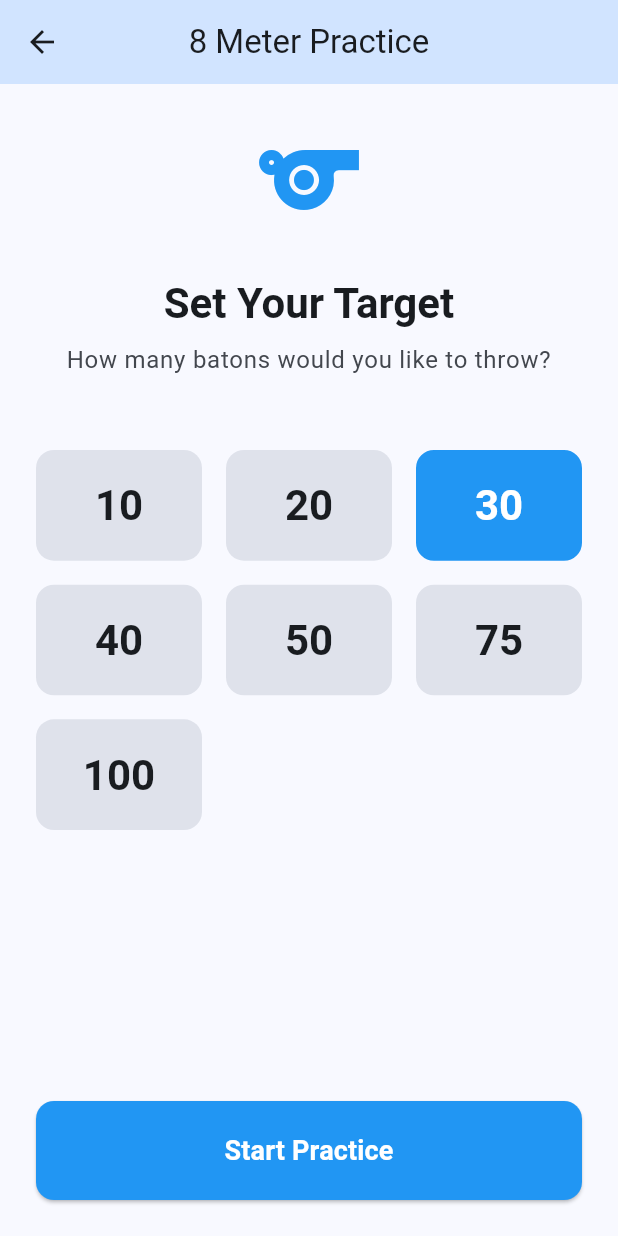
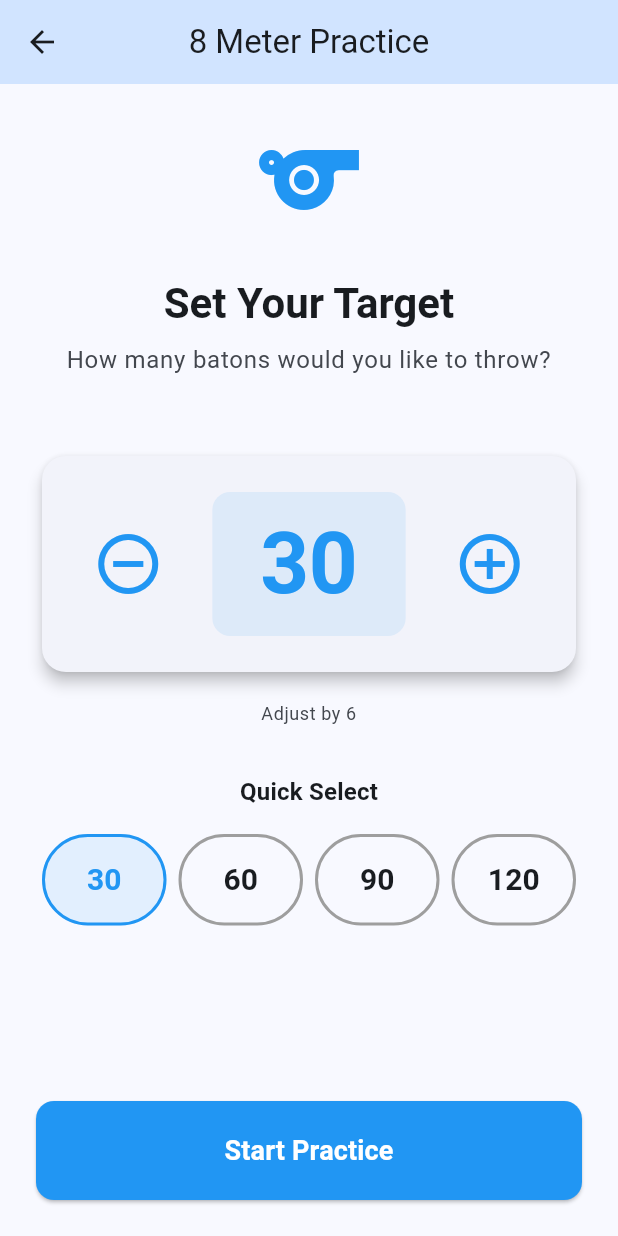
Before and after one commit to ST-Superman/KubbManager-Flutter, a Flutter app: the screen it shows after launch, after a tap on "8 Meter Practice", on a phone screen of 412 x 824 dp. Run offline on Flutter 3.47's test engine with Material 3 defaults, Android fonts, the phone set to English and light mode, and no system bars; our stand-ins replace shared_preferences, sqflite; accounts and stored records are empty.

Commit message:
Update target selection UI with +/- controls
- Changed from grid layout to large centered number display
- Added +/- buttons to adjust target by 6
- Updated preset buttons to 30, 60, 90, 120
- Minimum target is 6 (cannot go below)
- Cleaner, more intuitive UI

```diff
--- a/lib/views/eight_meter_training_view.dart
+++ b/lib/views/eight_meter_training_view.dart
@@ -84,7 +84,21 @@ class _TargetSelectionScreen extends StatefulWidget {
 class _TargetSelectionScreenState extends State<_TargetSelectionScreen> {
   int _selectedTarget = 30;
 
-  final List<int> _targetOptions = [10, 20, 30, 40, 50, 75, 100];
+  final List<int> _presetTargets = [30, 60, 90, 120];
+
+  void _decreaseTarget() {
+    setState(() {
+      if (_selectedTarget > 6) {
+        _selectedTarget -= 6;
+      }
+    });
+  }
+
+  void _increaseTarget() {
+    setState(() {
+      _selectedTarget += 6;
+    });
+  }
 
   @override
   Widget build(BuildContext context) {
@@ -118,55 +132,116 @@ class _TargetSelectionScreenState extends State<_TargetSelectionScreen> {
             ),
             const SizedBox(height: 48),
 
-            // Target selection grid
-            Expanded(
-              child: GridView.builder(
-                gridDelegate: const SliverGridDelegateWithFixedCrossAxisCount(
-                  crossAxisCount: 3,
-                  crossAxisSpacing: 16,
-                  mainAxisSpacing: 16,
-                  childAspectRatio: 1.5,
+            // Current target with +/- buttons
+            Card(
+              elevation: 4,
+              child: Padding(
+                padding: const EdgeInsets.all(24.0),
+                child: Row(
+                  mainAxisAlignment: MainAxisAlignment.center,
+                  children: [
+                    // Minus button
+                    IconButton(
+                      onPressed: _selectedTarget > 6 ? _decreaseTarget : null,
+                      icon: const Icon(Icons.remove_circle_outline),
+                      iconSize: 48,
+                      color: Colors.blue,
                     ),
-                itemCount: _targetOptions.length,
-                itemBuilder: (context, index) {
-                  final target = _targetOptions[index];
-                  final isSelected = _selectedTarget == target;
+                    const SizedBox(width: 24),
 
-                  return InkWell(
-                    onTap: () => setState(() => _selectedTarget = target),
-                    child: Container(
+                    // Target number
+                    Container(
+                      padding: const EdgeInsets.symmetric(
+                        horizontal: 32,
+                        vertical: 16,
+                      ),
                       decoration: BoxDecoration(
-                        color: isSelected
+                        color: Colors.blue.withOpacity(0.1),
+                        borderRadius: BorderRadius.circular(12),
+                      ),
+                      child: Text(
+                        '$_selectedTarget',
+                        style: Theme.of(context)
+                            .textTheme
+                            .displayLarge
+                            ?.copyWith(
+                              fontWeight: FontWeight.bold,
+                              color: Colors.blue,
+                            ),
+                      ),
+                    ),
+                    const SizedBox(width: 24),
+
+                    // Plus button
+                    IconButton(
+                      onPressed: _increaseTarget,
+                      icon: const Icon(Icons.add_circle_outline),
+                      iconSize: 48,
+                      color: Colors.blue,
+                    ),
+                  ],
+                ),
+              ),
+            ),
+            const SizedBox(height: 16),
+
+            // Adjustment hint
+            Text(
+              'Adjust by 6',
+              style: Theme.of(context).textTheme.bodySmall?.copyWith(
+                    color: Theme.of(context).colorScheme.onSurfaceVariant,
+                  ),
+              textAlign: TextAlign.center,
+            ),
+            const SizedBox(height: 32),
+
+            // Preset target buttons
+            Text(
+              'Quick Select',
+              style: Theme.of(context).textTheme.titleMedium?.copyWith(
+                    fontWeight: FontWeight.bold,
+                  ),
+              textAlign: TextAlign.center,
+            ),
+            const SizedBox(height: 16),
+
+            Row(
+              mainAxisAlignment: MainAxisAlignment.spaceEvenly,
+              children: _presetTargets.map((target) {
+                return Expanded(
+                  child: Padding(
+                    padding: const EdgeInsets.symmetric(horizontal: 4.0),
+                    child: OutlinedButton(
+                      onPressed: () => setState(() => _selectedTarget = target),
+                      style: OutlinedButton.styleFrom(
+                        padding: const EdgeInsets.symmetric(vertical: 16),
+                        side: BorderSide(
+                          color: _selectedTarget == target
                               ? Colors.blue
-                            : Theme.of(context).colorScheme.surfaceVariant,
-                        borderRadius: BorderRadius.circular(12),
-                        border: Border.all(
-                          color: isSelected
-                              ? Colors.blue
-                              : Colors.transparent,
+                              : Colors.grey,
                           width: 2,
                         ),
+                        backgroundColor: _selectedTarget == target
+                            ? Colors.blue.withOpacity(0.1)
+                            : null,
                       ),
-                      child: Center(
                       child: Text(
                         '$target',
-                          style: Theme.of(context)
-                              .textTheme
-                              .headlineMedium
-                              ?.copyWith(
-                                color: isSelected
-                                    ? Colors.white
+                        style: TextStyle(
+                          fontSize: 20,
+                          fontWeight: FontWeight.bold,
+                          color: _selectedTarget == target
+                              ? Colors.blue
                               : Theme.of(context).colorScheme.onSurface,
-                                fontWeight: FontWeight.bold,
                         ),
                       ),
                     ),
                   ),
                 );
-                },
+              }).toList(),
             ),
-            ),
-            const SizedBox(height: 24),
+
+            const Spacer(),
 
             // Start button
             ElevatedButton(
```
Lines whose indentation alone changed are shown as unchanged.
